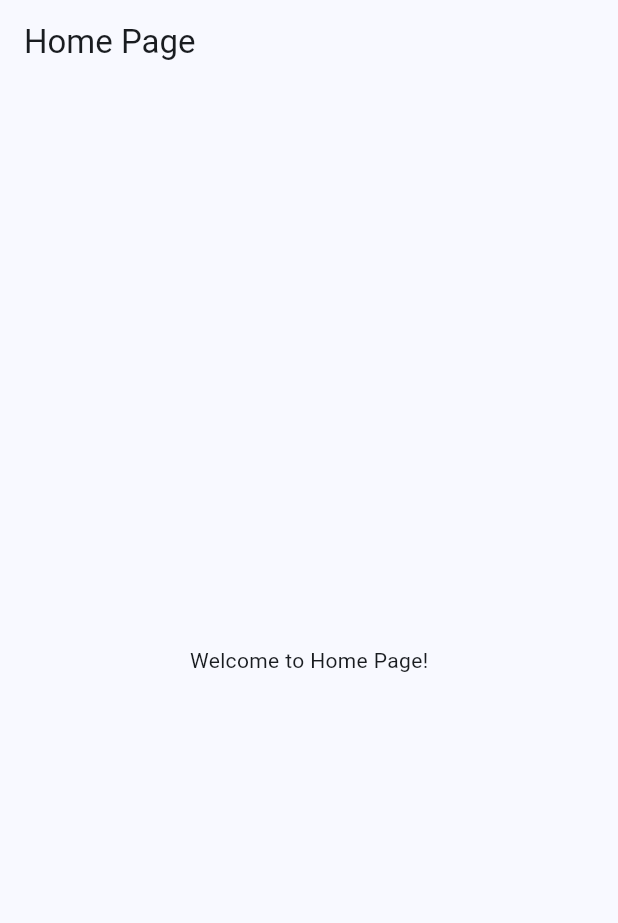
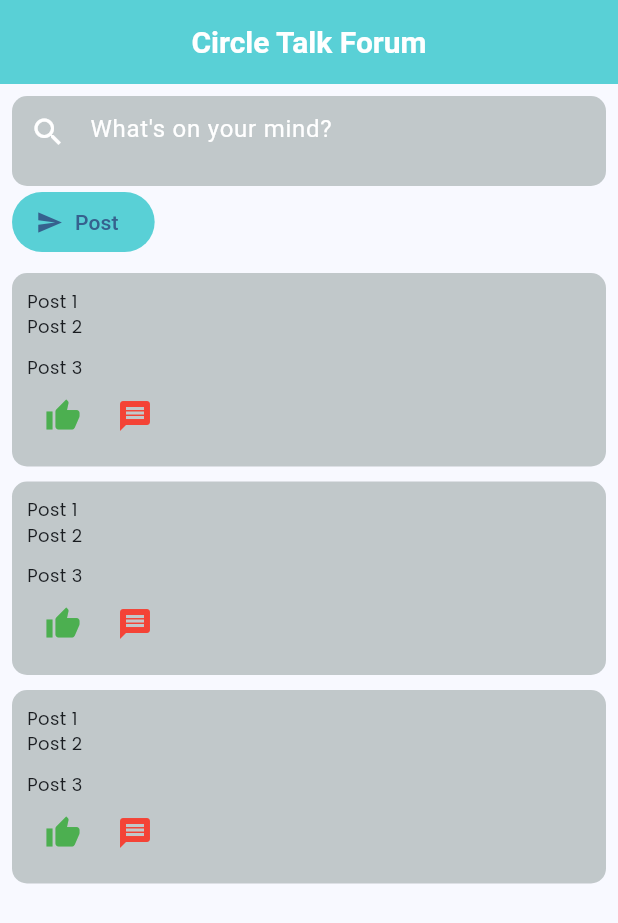
Before and after one commit to newtonkim/CircleTalk-mob, a Flutter app: the HomePage screen opened directly, on a phone screen of 412 x 824 dp. Shown: the top 923 px of the screen. Run offline on Flutter 3.47's test engine with Material 3 defaults, Android fonts, the phone set to English and light mode, and no system bars; our stand-ins replace get, get_storage, google_fonts; accounts and stored records are empty.

Commit message:
add styling to the home page

```diff
--- a/lib/constants/constants.dart
+++ b/lib/constants/constants.dart
@@ -1 +1,3 @@
-String url = 'http://192.168.1.66:8080/api/mobile/';
+// String url = 'http://192.168.1.66:8080/api/mobile/';
+
+String url = 'http://192.168.100.57:8080/api/mobile/';
--- a/lib/main.dart
+++ b/lib/main.dart
@@ -1,6 +1,6 @@
 import 'package:get/get.dart';
 import 'views/login_page.dart';
-import 'package:flutter/material.dart';
+  import 'package:flutter/material.dart';
 
 
 void main() {
--- a/lib/views/home.dart
+++ b/lib/views/home.dart
@@ -1,4 +1,7 @@
 import 'package:flutter/material.dart';
+import 'package:google_fonts/google_fonts.dart';
+import 'package:circle_talk_mob/views/widget/post_widget.dart';
+import 'package:circle_talk_mob/views/widget/posted_data_widget.dart';
 
 class HomePage extends StatefulWidget {
   const HomePage({super.key});
@@ -8,14 +11,56 @@ class HomePage extends StatefulWidget {
 }
 
 class _HomePageState extends State<HomePage> {
+  final TextEditingController _postController = TextEditingController();
   @override
   Widget build(BuildContext context) {
     return Scaffold(
       appBar: AppBar(
-        title: const Text('Home Page'),
+        elevation: 0,
+        centerTitle: true,
+        backgroundColor: Color(0xB316BFC4),
+        title: const Text(
+          'Circle Talk Forum',
+          style: TextStyle(
+            color: Colors.white,
+            fontWeight: FontWeight.bold,
+            fontSize: 20,
+          ),
+        ),
       ),
-      body: const Center(
-        child: Text('Welcome to Home Page!'),
+      body: SingleChildScrollView(
+        child: Padding(
+          padding: const EdgeInsets.all(8.0),
+          child: Column(
+            crossAxisAlignment: CrossAxisAlignment.start,
+            children: [
+              PostWidget(
+                hintText: 'What\'s on your mind?',
+                controller: _postController,
+              ),
+
+              ElevatedButton.icon(
+                style: ElevatedButton.styleFrom(
+                  backgroundColor: Color(0xB316BFC4),
+                  elevation: 0,
+                ),
+                onPressed: () {
+
+                },
+                label: const Text('Post'),
+                icon: const Icon(Icons.send),
+              ),
+              SizedBox(height: 10),
+              // Text('Posts');
+             PostedData(),
+              SizedBox(height: 10),
+             PostedData(),
+              SizedBox(height: 10),
+             PostedData(),
+             SizedBox(height: 10),
+            ],
+          ),
+        ),
       ),
     );
   }
--- /dev/null
+++ b/lib/views/widget/post_widget.dart
@@ -0,0 +1,40 @@
+import 'package:flutter/material.dart';
+class PostWidget extends StatelessWidget {
+  const PostWidget(
+    {
+      super.key,
+      required this.hintText,
+      required this.controller
+    }
+  );
+
+  final String hintText;
+  final TextEditingController controller ;
+
+
+  @override
+  Widget build(BuildContext context) {
+    return Container(
+      width: double.infinity,
+      height: 60,
+      decoration: BoxDecoration(
+        color: Color.fromARGB(179, 170, 179, 180),
+        borderRadius: BorderRadius.circular(10),
+      ),
+
+      child: TextField(
+        controller: controller,
+        decoration: InputDecoration(
+          border: InputBorder.none,
+          hintText: hintText,
+          hintStyle: const TextStyle(color: Colors.white),
+          prefixIcon: const Icon(
+            Icons.search,
+            color: Colors.white,
+          ),
+          contentPadding: const EdgeInsets.all(10),
+        ),
+      ),
+    );
+  }
+}
--- /dev/null
+++ b/lib/views/widget/posted_data_widget.dart
@@ -0,0 +1,64 @@
+import 'package:flutter/material.dart';
+import 'package:google_fonts/google_fonts.dart';
+class PostedData extends StatelessWidget {
+  const PostedData({
+    super.key,
+  });
+
+  @override
+  Widget build(BuildContext context) {
+    return Container(
+     padding: EdgeInsets.all(10),
+     width: double.infinity,
+     // height: 150,
+     decoration: BoxDecoration(
+       color: Color.fromARGB(179, 170, 179, 180),
+       borderRadius: BorderRadius.circular(10),
+     ),
+     child:Column(
+       crossAxisAlignment: CrossAxisAlignment.start,
+       children: [
+         Text(
+           'Post 1',
+           style: GoogleFonts.poppins(
+             fontSize: 12,
+             fontWeight: FontWeight.w400
+           ),
+         ),
+         Text(
+           'Post 2',
+           style: GoogleFonts.poppins(
+             fontSize: 12,
+             fontWeight: FontWeight.w400
+           ),
+         ),
+         SizedBox(height: 10,),
+         Text(
+           'Post 3',
+           style: GoogleFonts.poppins(
+             fontSize: 12,
+             fontWeight: FontWeight.w400
+           ),
+         ),
+         Row(
+           children: [
+             IconButton(onPressed: () {},
+              icon: Icon(
+               Icons.thumb_up,
+               color: Colors.green,
+              ),
+             ),
+             IconButton(onPressed: () {}, icon:
+             Icon(
+               Icons.message,
+               color: Colors.red,
+             ),
+             ),
+           ],
+         ),
+
+       ],
+     ),
+     );
+  }
+}
```
